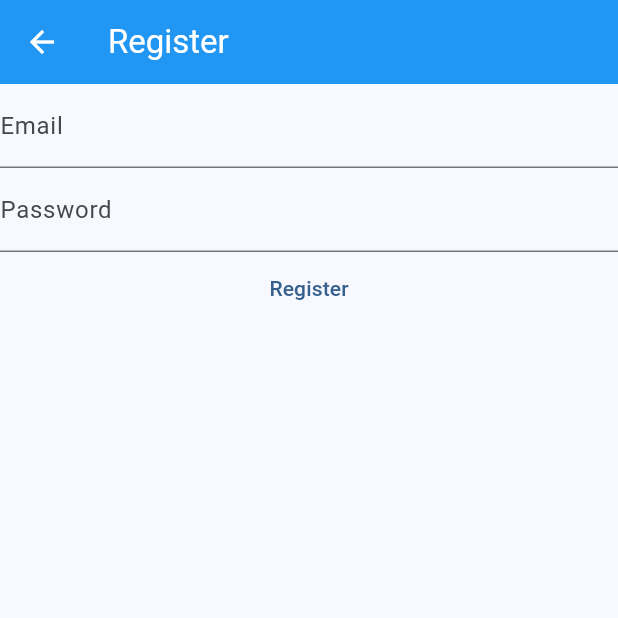
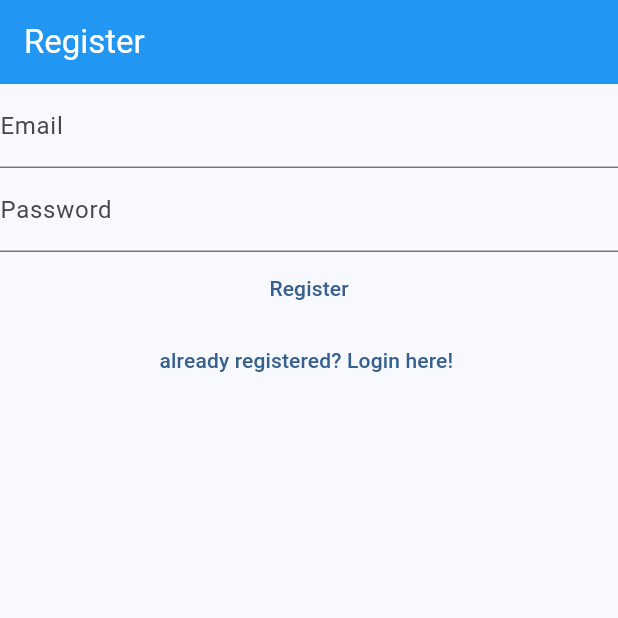
Before and after one commit to Nat-bit-ai/Flutter_New_Demo_App, a Flutter app: the RegisterView screen opened directly, on a phone screen of 412 x 824 dp, the top half of it. Run offline on Flutter 3.47's test engine with Material 3 defaults, Android fonts, the phone set to English and light mode, and no system bars; our stand-ins replace firebase_auth, firebase_core; accounts and stored records are empty.

Commit message:
login register and email varification logic done

```diff
--- a/lib/views/register_view.dart
+++ b/lib/views/register_view.dart
@@ -1,8 +1,6 @@
 import 'package:flutter/material.dart';
-import 'package:firebase_core/firebase_core.dart';
 import 'package:firebase_auth/firebase_auth.dart';
 
-import '../firebase_options.dart';//
 
 class RegisterView extends StatefulWidget {
   const RegisterView({super.key});
@@ -35,14 +33,7 @@ class _RegisterViewState extends State<RegisterView> {
       appBar: AppBar(
         title: const Text('Register'),
       ),
-      body: FutureBuilder(
-        future: Firebase.initializeApp(
-          options: DefaultFirebaseOptions.currentPlatform,
-        ),
-        builder: (context, snapshot) {
-          switch (snapshot.connectionState) {
-            case ConnectionState.done:
-              return Column(
+      body: Column(
             children: [
               TextField( // Removed const
                 controller: _emailController,
@@ -88,12 +79,13 @@ class _RegisterViewState extends State<RegisterView> {
                 }, // Properly closed onPressed callback
                 child: const Text('Register'),
               ),
+              TextButton(onPressed: () {
+                Navigator.of(context).pushNamedAndRemoveUntil(
+                  '/login/',
+                   (route) => false);
+              },
+              child: const Text('already registered? Login here! ')),
             ],
-        );
-            default:
-              return const Text('Loading...');
-          }
-        },
           ),
     );
   }
--- a/pubspec.yaml
+++ b/pubspec.yaml
@@ -38,6 +38,7 @@ dependencies:
   firebase_auth: ^6.5.6
   cloud_firestore: ^6.7.1
   firebase_storage: ^13.4.5
+  firebase_app_check: ^0.4.5+2
 
 dev_dependencies:
   flutter_test:
```
Also changed, not shown: lib/main.dart (+17 -12 lines), lib/views/login_view.dart (+16 -18 lines), lib/views/verify_view.dart (added, +34 -0 lines), firebase.json, lib/firebase_options.dart, pubspec.lock, 4 other files. Lines whose indentation alone changed are shown as unchanged.
